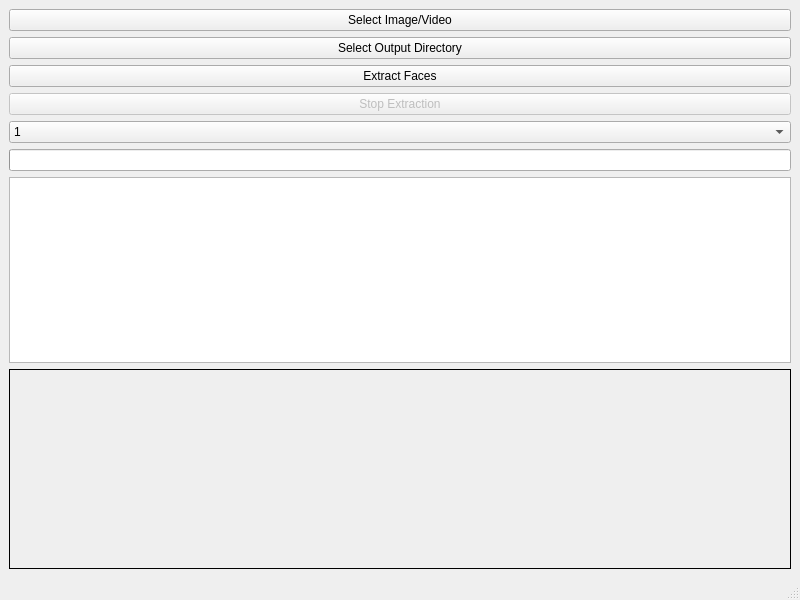
Above: mainwindow.ui from pandoradiscoverer/FaceExtractor before the change. Below: the same form after it.
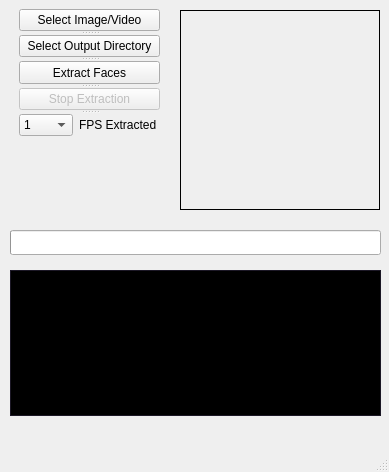
That is the form after the change.

Patch:
```diff
--- a/mainwindow.ui
+++ b/mainwindow.ui
@@ -6,37 +6,540 @@
    <rect>
     <x>0</x>
     <y>0</y>
-    <width>800</width>
-    <height>600</height>
+    <width>389</width>
+    <height>472</height>
    </rect>
   </property>
+  <property name="sizePolicy">
+   <sizepolicy hsizetype="Fixed" vsizetype="Fixed">
+    <horstretch>0</horstretch>
+    <verstretch>0</verstretch>
+   </sizepolicy>
+  </property>
   <property name="windowTitle">
    <string>Face Extractor</string>
   </property>
   <widget class="QWidget" name="centralwidget">
-   <layout class="QVBoxLayout" name="verticalLayout">
-    <item>
+   <widget class="QProgressBar" name="progressBar">
+    <property name="geometry">
+     <rect>
+      <x>10</x>
+      <y>230</y>
+      <width>371</width>
+      <height>25</height>
+     </rect>
+    </property>
+   </widget>
+   <widget class="QTextEdit" name="logTextEdit">
+    <property name="geometry">
+     <rect>
+      <x>10</x>
+      <y>270</y>
+      <width>371</width>
+      <height>146</height>
+     </rect>
+    </property>
+    <property name="palette">
+     <palette>
+      <active>
+       <colorrole role="WindowText">
+        <brush brushstyle="SolidPattern">
+         <color alpha="255">
+          <red>255</red>
+          <green>255</green>
+          <blue>255</blue>
+         </color>
+        </brush>
+       </colorrole>
+       <colorrole role="Button">
+        <brush brushstyle="SolidPattern">
+         <color alpha="255">
+          <red>36</red>
+          <green>31</green>
+          <blue>49</blue>
+         </color>
+        </brush>
+       </colorrole>
+       <colorrole role="Light">
+        <brush brushstyle="SolidPattern">
+         <color alpha="255">
+          <red>54</red>
+          <green>46</green>
+          <blue>73</blue>
+         </color>
+        </brush>
+       </colorrole>
+       <colorrole role="Midlight">
+        <brush brushstyle="SolidPattern">
+         <color alpha="255">
+          <red>45</red>
+          <green>38</green>
+          <blue>61</blue>
+         </color>
+        </brush>
+       </colorrole>
+       <colorrole role="Dark">
+        <brush brushstyle="SolidPattern">
+         <color alpha="255">
+          <red>18</red>
+          <green>15</green>
+          <blue>24</blue>
+         </color>
+        </brush>
+       </colorrole>
+       <colorrole role="Mid">
+        <brush brushstyle="SolidPattern">
+         <color alpha="255">
+          <red>24</red>
+          <green>21</green>
+          <blue>33</blue>
+         </color>
+        </brush>
+       </colorrole>
+       <colorrole role="Text">
+        <brush brushstyle="SolidPattern">
+         <color alpha="255">
+          <red>38</red>
+          <green>162</green>
+          <blue>105</blue>
+         </color>
+        </brush>
+       </colorrole>
+       <colorrole role="BrightText">
+        <brush brushstyle="SolidPattern">
+         <color alpha="255">
+          <red>255</red>
+          <green>255</green>
+          <blue>255</blue>
+         </color>
+        </brush>
+       </colorrole>
+       <colorrole role="ButtonText">
+        <brush brushstyle="SolidPattern">
+         <color alpha="255">
+          <red>255</red>
+          <green>255</green>
+          <blue>255</blue>
+         </color>
+        </brush>
+       </colorrole>
+       <colorrole role="Base">
+        <brush brushstyle="SolidPattern">
+         <color alpha="255">
+          <red>0</red>
+          <green>0</green>
+          <blue>0</blue>
+         </color>
+        </brush>
+       </colorrole>
+       <colorrole role="Window">
+        <brush brushstyle="SolidPattern">
+         <color alpha="255">
+          <red>36</red>
+          <green>31</green>
+          <blue>49</blue>
+         </color>
+        </brush>
+       </colorrole>
+       <colorrole role="Shadow">
+        <brush brushstyle="SolidPattern">
+         <color alpha="255">
+          <red>0</red>
+          <green>0</green>
+          <blue>0</blue>
+         </color>
+        </brush>
+       </colorrole>
+       <colorrole role="AlternateBase">
+        <brush brushstyle="SolidPattern">
+         <color alpha="255">
+          <red>18</red>
+          <green>15</green>
+          <blue>24</blue>
+         </color>
+        </brush>
+       </colorrole>
+       <colorrole role="ToolTipBase">
+        <brush brushstyle="SolidPattern">
+         <color alpha="255">
+          <red>255</red>
+          <green>255</green>
+          <blue>220</blue>
+         </color>
+        </brush>
+       </colorrole>
+       <colorrole role="ToolTipText">
+        <brush brushstyle="SolidPattern">
+         <color alpha="255">
+          <red>0</red>
+          <green>0</green>
+          <blue>0</blue>
+         </color>
+        </brush>
+       </colorrole>
+       <colorrole role="PlaceholderText">
+        <brush brushstyle="SolidPattern">
+         <color alpha="128">
+          <red>38</red>
+          <green>162</green>
+          <blue>105</blue>
+         </color>
+        </brush>
+       </colorrole>
+      </active>
+      <inactive>
+       <colorrole role="WindowText">
+        <brush brushstyle="SolidPattern">
+         <color alpha="255">
+          <red>255</red>
+          <green>255</green>
+          <blue>255</blue>
+         </color>
+        </brush>
+       </colorrole>
+       <colorrole role="Button">
+        <brush brushstyle="SolidPattern">
+         <color alpha="255">
+          <red>36</red>
+          <green>31</green>
+          <blue>49</blue>
+         </color>
+        </brush>
+       </colorrole>
+       <colorrole role="Light">
+        <brush brushstyle="SolidPattern">
+         <color alpha="255">
+          <red>54</red>
+          <green>46</green>
+          <blue>73</blue>
+         </color>
+        </brush>
+       </colorrole>
+       <colorrole role="Midlight">
+        <brush brushstyle="SolidPattern">
+         <color alpha="255">
+          <red>45</red>
+          <green>38</green>
+          <blue>61</blue>
+         </color>
+        </brush>
+       </colorrole>
+       <colorrole role="Dark">
+        <brush brushstyle="SolidPattern">
+         <color alpha="255">
+          <red>18</red>
+          <green>15</green>
+          <blue>24</blue>
+         </color>
+        </brush>
+       </colorrole>
+       <colorrole role="Mid">
+        <brush brushstyle="SolidPattern">
+         <color alpha="255">
+          <red>24</red>
+          <green>21</green>
+          <blue>33</blue>
+         </color>
+        </brush>
+       </colorrole>
+       <colorrole role="Text">
+        <brush brushstyle="SolidPattern">
+         <color alpha="255">
+          <red>255</red>
+          <green>255</green>
+          <blue>255</blue>
+         </color>
+        </brush>
+       </colorrole>
+       <colorrole role="BrightText">
+        <brush brushstyle="SolidPattern">
+         <color alpha="255">
+          <red>255</red>
+          <green>255</green>
+          <blue>255</blue>
+         </color>
+        </brush>
+       </colorrole>
+       <colorrole role="ButtonText">
+        <brush brushstyle="SolidPattern">
+         <color alpha="255">
+          <red>255</red>
+          <green>255</green>
+          <blue>255</blue>
+         </color>
+        </brush>
+       </colorrole>
+       <colorrole role="Base">
+        <brush brushstyle="SolidPattern">
+         <color alpha="255">
+          <red>0</red>
+          <green>0</green>
+          <blue>0</blue>
+         </color>
+        </brush>
+       </colorrole>
+       <colorrole role="Window">
+        <brush brushstyle="SolidPattern">
+         <color alpha="255">
+          <red>36</red>
+          <green>31</green>
+          <blue>49</blue>
+         </color>
+        </brush>
+       </colorrole>
+       <colorrole role="Shadow">
+        <brush brushstyle="SolidPattern">
+         <color alpha="255">
+          <red>0</red>
+          <green>0</green>
+          <blue>0</blue>
+         </color>
+        </brush>
+       </colorrole>
+       <colorrole role="AlternateBase">
+        <brush brushstyle="SolidPattern">
+         <color alpha="255">
+          <red>18</red>
+          <green>15</green>
+          <blue>24</blue>
+         </color>
+        </brush>
+       </colorrole>
+       <colorrole role="ToolTipBase">
+        <brush brushstyle="SolidPattern">
+         <color alpha="255">
+          <red>255</red>
+          <green>255</green>
+          <blue>220</blue>
+         </color>
+        </brush>
+       </colorrole>
+       <colorrole role="ToolTipText">
+        <brush brushstyle="SolidPattern">
+         <color alpha="255">
+          <red>0</red>
+          <green>0</green>
+          <blue>0</blue>
+         </color>
+        </brush>
+       </colorrole>
+       <colorrole role="PlaceholderText">
+        <brush brushstyle="SolidPattern">
+         <color alpha="128">
+          <red>255</red>
+          <green>255</green>
+          <blue>255</blue>
+         </color>
+        </brush>
+       </colorrole>
+      </inactive>
+      <disabled>
+       <colorrole role="WindowText">
+        <brush brushstyle="SolidPattern">
+         <color alpha="255">
+          <red>18</red>
+          <green>15</green>
+          <blue>24</blue>
+         </color>
+        </brush>
+       </colorrole>
+       <colorrole role="Button">
+        <brush brushstyle="SolidPattern">
+         <color alpha="255">
+          <red>36</red>
+          <green>31</green>
+          <blue>49</blue>
+         </color>
+        </brush>
+       </colorrole>
+       <colorrole role="Light">
+        <brush brushstyle="SolidPattern">
+         <color alpha="255">
+          <red>54</red>
+          <green>46</green>
+          <blue>73</blue>
+         </color>
+        </brush>
+       </colorrole>
+       <colorrole role="Midlight">
+        <brush brushstyle="SolidPattern">
+         <color alpha="255">
+          <red>45</red>
+          <green>38</green>
+          <blue>61</blue>
+         </color>
+        </brush>
+       </colorrole>
+       <colorrole role="Dark">
+        <brush brushstyle="SolidPattern">
+         <color alpha="255">
+          <red>18</red>
+          <green>15</green>
+          <blue>24</blue>
+         </color>
+        </brush>
+       </colorrole>
+       <colorrole role="Mid">
+        <brush brushstyle="SolidPattern">
+         <color alpha="255">
+          <red>24</red>
+          <green>21</green>
+          <blue>33</blue>
+         </color>
+        </brush>
+       </colorrole>
+       <colorrole role="Text">
+        <brush brushstyle="SolidPattern">
+         <color alpha="255">
+          <red>18</red>
+          <green>15</green>
+          <blue>24</blue>
+         </color>
+        </brush>
+       </colorrole>
+       <colorrole role="BrightText">
+        <brush brushstyle="SolidPattern">
+         <color alpha="255">
+          <red>255</red>
+          <green>255</green>
+          <blue>255</blue>
+         </color>
+        </brush>
+       </colorrole>
+       <colorrole role="ButtonText">
+        <brush brushstyle="SolidPattern">
+         <color alpha="255">
+          <red>18</red>
+          <green>15</green>
+          <blue>24</blue>
+         </color>
+        </brush>
+       </colorrole>
+       <colorrole role="Base">
+        <brush brushstyle="SolidPattern">
+         <color alpha="255">
+          <red>36</red>
+          <green>31</green>
+          <blue>49</blue>
+         </color>
+        </brush>
+       </colorrole>
+       <colorrole role="Window">
+        <brush brushstyle="SolidPattern">
+         <color alpha="255">
+          <red>36</red>
+          <green>31</green>
+          <blue>49</blue>
+         </color>
+        </brush>
+       </colorrole>
+       <colorrole role="Shadow">
+        <brush brushstyle="SolidPattern">
+         <color alpha="255">
+          <red>0</red>
+          <green>0</green>
+          <blue>0</blue>
+         </color>
+        </brush>
+       </colorrole>
+       <colorrole role="AlternateBase">
+        <brush brushstyle="SolidPattern">
+         <color alpha="255">
+          <red>36</red>
+          <green>31</green>
+          <blue>49</blue>
+         </color>
+        </brush>
+       </colorrole>
+       <colorrole role="ToolTipBase">
+        <brush brushstyle="SolidPattern">
+         <color alpha="255">
+          <red>255</red>
+          <green>255</green>
+          <blue>220</blue>
+         </color>
+        </brush>
+       </colorrole>
+       <colorrole role="ToolTipText">
+        <brush brushstyle="SolidPattern">
+         <color alpha="255">
+          <red>0</red>
+          <green>0</green>
+          <blue>0</blue>
+         </color>
+        </brush>
+       </colorrole>
+       <colorrole role="PlaceholderText">
+        <brush brushstyle="SolidPattern">
+         <color alpha="128">
+          <red>255</red>
+          <green>255</green>
+          <blue>255</blue>
+         </color>
+        </brush>
+       </colorrole>
+      </disabled>
+     </palette>
+    </property>
+    <property name="cursor" stdset="0">
+     <cursorShape>BlankCursor</cursorShape>
+    </property>
+    <property name="cursorWidth">
+     <number>0</number>
+    </property>
+   </widget>
+   <widget class="QLabel" name="lastFaceLabel">
+    <property name="geometry">
+     <rect>
+      <x>180</x>
+      <y>10</y>
+      <width>200</width>
+      <height>200</height>
+     </rect>
+    </property>
+    <property name="minimumSize">
+     <size>
+      <width>200</width>
+      <height>200</height>
+     </size>
+    </property>
+    <property name="frameShape">
+     <enum>QFrame::Box</enum>
+    </property>
+    <property name="scaledContents">
+     <bool>true</bool>
+    </property>
+    <property name="alignment">
+     <set>Qt::AlignCenter</set>
+    </property>
+   </widget>
+   <widget class="QSplitter" name="splitter">
+    <property name="geometry">
+     <rect>
+      <x>19</x>
+      <y>9</y>
+      <width>141</width>
+      <height>127</height>
+     </rect>
+    </property>
+    <property name="orientation">
+     <enum>Qt::Vertical</enum>
+    </property>
      <widget class="QPushButton" name="selectFileButton">
       <property name="text">
        <string>Select Image/Video</string>
       </property>
      </widget>
-    </item>
-    <item>
      <widget class="QPushButton" name="selectOutputDirButton">
       <property name="text">
        <string>Select Output Directory</string>
       </property>
      </widget>
-    </item>
-    <item>
      <widget class="QPushButton" name="extractFacesButton">
       <property name="text">
        <string>Extract Faces</string>
       </property>
      </widget>
-    </item>
-    <item>
      <widget class="QPushButton" name="stopExtractionButton">
       <property name="enabled">
        <bool>false</bool>
@@ -45,7 +548,8 @@
        <string>Stop Extraction</string>
       </property>
      </widget>
-    </item>
+    <widget class="QWidget" name="">
+     <layout class="QHBoxLayout" name="horizontalLayout">
     <item>
      <widget class="QComboBox" name="fpsComboBox">
       <property name="currentText">
@@ -129,32 +633,16 @@
      </widget>
     </item>
     <item>
-     <widget class="QProgressBar" name="progressBar"/>
-    </item>
-    <item>
-     <widget class="QTextEdit" name="logTextEdit"/>
-    </item>
-    <item>
-     <widget class="QLabel" name="lastFaceLabel">
-      <property name="minimumSize">
-       <size>
-        <width>200</width>
-        <height>200</height>
-       </size>
-      </property>
-      <property name="frameShape">
-       <enum>QFrame::Box</enum>
-      </property>
-      <property name="scaledContents">
-       <bool>true</bool>
-      </property>
-      <property name="alignment">
-       <set>Qt::AlignCenter</set>
+       <widget class="QLabel" name="label">
+        <property name="text">
+         <string>FPS Extracted </string>
       </property>
      </widget>
     </item>
    </layout>
   </widget>
+   </widget>
+  </widget>
   <widget class="QMenuBar" name="menubar">
    <property name="geometry">
     <rect>
```
Left out of the diff: 2 changed lines with no effect on the pictures. Lines whose indentation alone changed are shown as unchanged.
